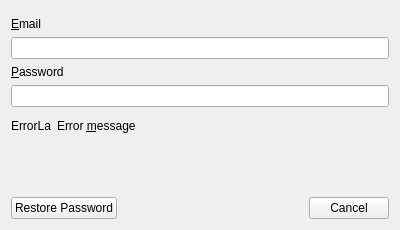
Qt form src/bin/scenarist-desktop/UserInterfaceLayer/Account/LoginDialog.ui (dimkanovikov/KITScenarist) before a commit.
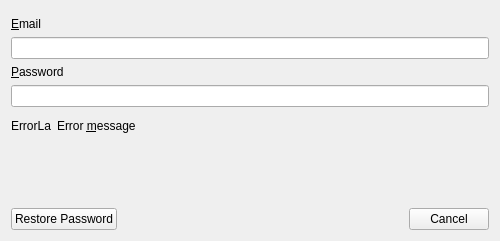
The same form after that commit. Custom widgets are drawn as their Qt base class.

Diff of the .ui file:
```diff
--- a/src/bin/scenarist-desktop/UserInterfaceLayer/Account/LoginDialog.ui
+++ b/src/bin/scenarist-desktop/UserInterfaceLayer/Account/LoginDialog.ui
@@ -6,8 +6,8 @@
    <rect>
     <x>0</x>
     <y>0</y>
-    <width>400</width>
-    <height>230</height>
+    <width>500</width>
+    <height>241</height>
    </rect>
   </property>
   <property name="sizePolicy">
@@ -22,6 +22,12 @@
     <height>230</height>
    </size>
   </property>
+  <property name="maximumSize">
+   <size>
+    <width>500</width>
+    <height>16777215</height>
+   </size>
+  </property>
   <property name="windowTitle">
    <string/>
   </property>
```
